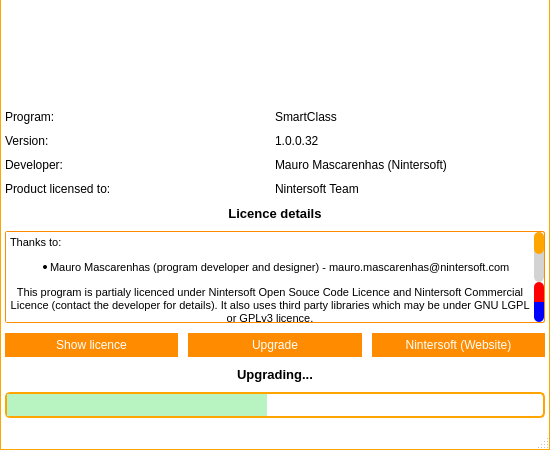
This is frmabout.ui in Nintersoft/SmartClass as Qt 5 draws it before an edit. The edited form follows.
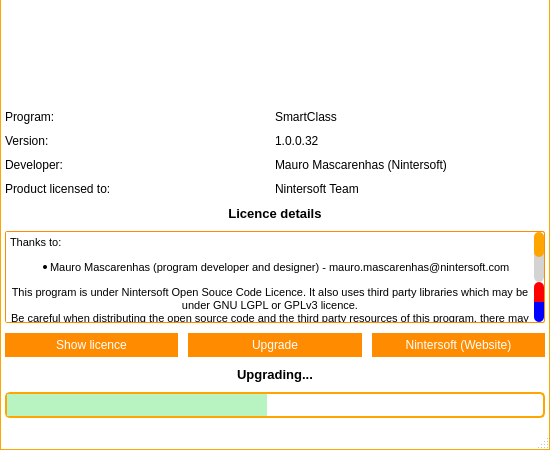
This is the edited form. Icons and pictures are not drawn.

What changed in the file:
```diff
--- a/frmabout.ui
+++ b/frmabout.ui
@@ -1317,8 +1317,8 @@
 &lt;/style&gt;&lt;/head&gt;&lt;body style=&quot; font-family:'MS Shell Dlg 2'; font-size:8.25pt; font-weight:400; font-style:normal;&quot;&gt;
 &lt;p style=&quot; margin-top:0px; margin-bottom:0px; margin-left:0px; margin-right:0px; -qt-block-indent:0; text-indent:0px;&quot;&gt;Thanks to:&lt;/p&gt;
 &lt;ul style=&quot;margin-top: 0px; margin-bottom: 0px; margin-left: 0px; margin-right: 0px; -qt-list-indent: 1;&quot;&gt;&lt;li style=&quot; font-size:8pt;&quot; style=&quot; margin-top:12px; margin-bottom:12px; margin-left:0px; margin-right:0px; -qt-block-indent:0; text-indent:0px;&quot;&gt;Mauro Mascarenhas (program developer and designer) - mauro.mascarenhas@nintersoft.com&lt;/li&gt;&lt;/ul&gt;
-&lt;p align=&quot;center&quot; style=&quot; margin-top:0px; margin-bottom:0px; margin-left:0px; margin-right:0px; -qt-block-indent:0; text-indent:0px;&quot;&gt;&lt;span style=&quot; font-size:8pt;&quot;&gt;This program is partialy licenced under Nintersoft Open Souce Code Licence and Nintersoft Commercial Licence (contact the developer for details). It also uses third party libraries which may be under GNU LGPL or GPLv3 licence.&lt;/span&gt;&lt;/p&gt;
-&lt;p align=&quot;center&quot; style=&quot; margin-top:0px; margin-bottom:0px; margin-left:0px; margin-right:0px; -qt-block-indent:0; text-indent:0px;&quot;&gt;&lt;span style=&quot; font-size:8pt;&quot;&gt;Do not distribute the commercial party without authorization of the developers and be careful when distributing the open source code and the third party resources of this program, there may be clauses which forbids the redistribution or impose some limitations on the process.&lt;/span&gt;&lt;/p&gt;
+&lt;p align=&quot;center&quot; style=&quot; margin-top:0px; margin-bottom:0px; margin-left:0px; margin-right:0px; -qt-block-indent:0; text-indent:0px;&quot;&gt;&lt;span style=&quot; font-size:8pt;&quot;&gt;This program is under Nintersoft Open Souce Code Licence. It also uses third party libraries which may be under GNU LGPL or GPLv3 licence.&lt;/span&gt;&lt;/p&gt;
+&lt;p align=&quot;center&quot; style=&quot; margin-top:0px; margin-bottom:0px; margin-left:0px; margin-right:0px; -qt-block-indent:0; text-indent:0px;&quot;&gt;&lt;span style=&quot; font-size:8pt;&quot;&gt;Be careful when distributing the open source code and the third party resources of this program, there may be clauses which forbids the redistribution or impose some limitations on the process.&lt;/span&gt;&lt;/p&gt;
 &lt;p align=&quot;center&quot; style=&quot;-qt-paragraph-type:empty; margin-top:0px; margin-bottom:0px; margin-left:0px; margin-right:0px; -qt-block-indent:0; text-indent:0px; font-size:8pt;&quot;&gt;&lt;br /&gt;&lt;/p&gt;
 &lt;p align=&quot;center&quot; style=&quot; margin-top:0px; margin-bottom:0px; margin-left:0px; margin-right:0px; -qt-block-indent:0; text-indent:0px;&quot;&gt;&lt;span style=&quot; font-size:8pt;&quot;&gt;Copyright notice: All the text and images displayed in this program are under Creative Commons Atribution-Share Alike Licence 4.0 (CC-BY-SA), unless otherwise specified.&lt;/span&gt;&lt;/p&gt;
 &lt;p align=&quot;center&quot; style=&quot;-qt-paragraph-type:empty; margin-top:0px; margin-bottom:0px; margin-left:0px; margin-right:0px; -qt-block-indent:0; text-indent:0px; font-size:8pt;&quot;&gt;&lt;br /&gt;&lt;/p&gt;
```
